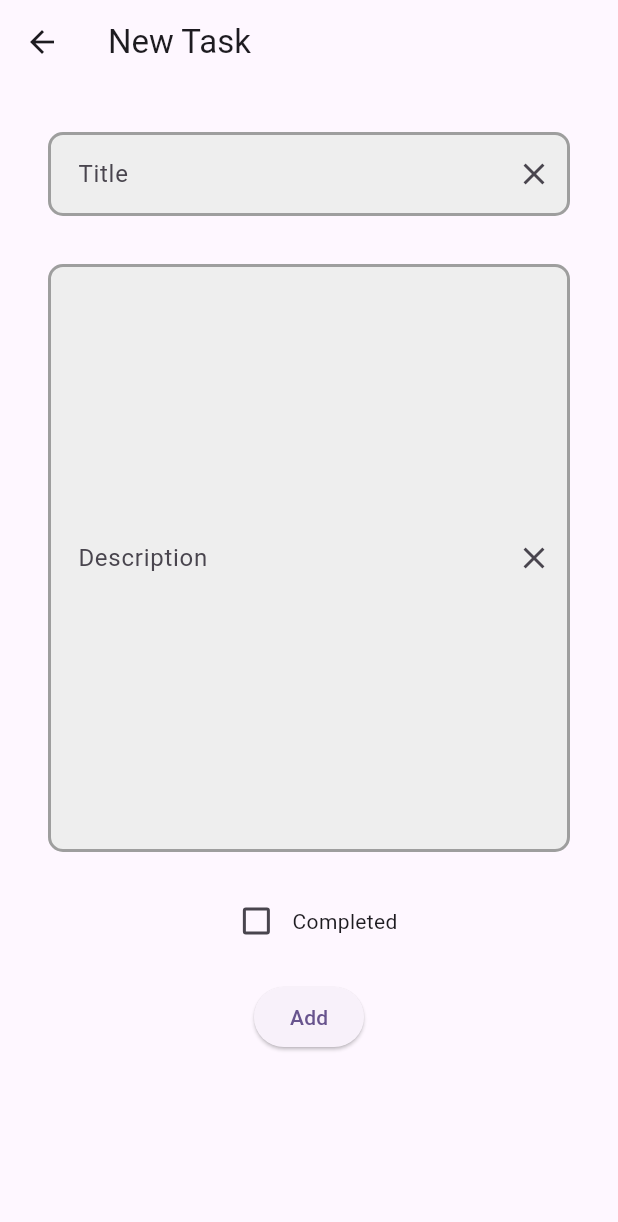
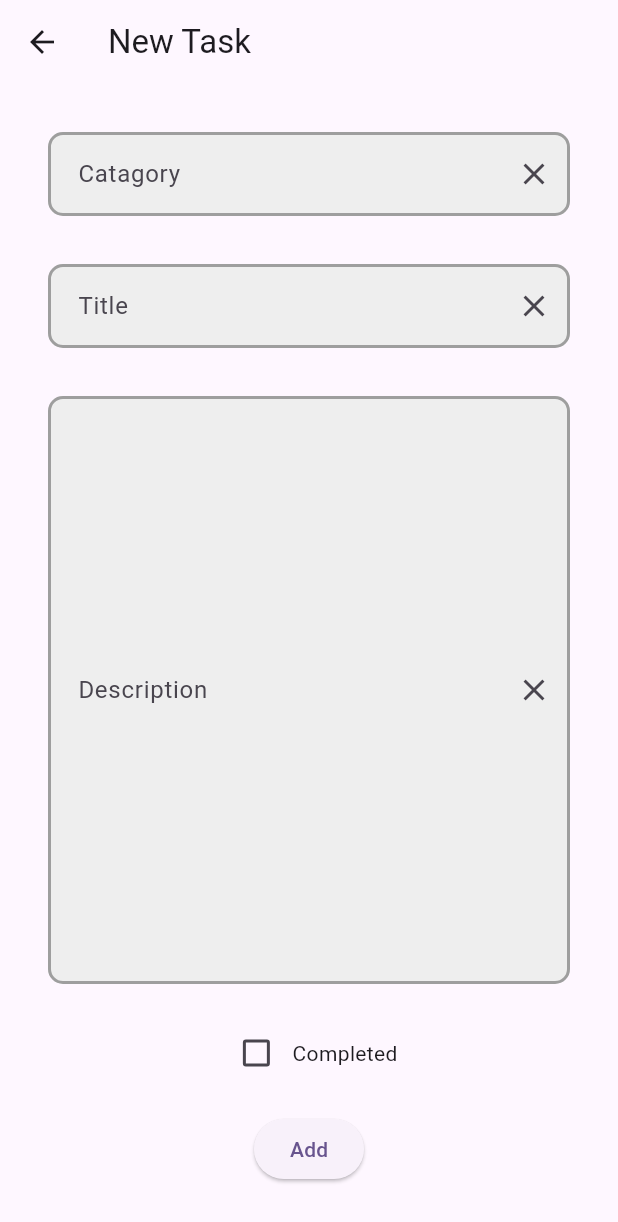
Before and after one commit to liulichen0603/daily-completion, a Flutter app: the screen it shows after launch, after a tap on "Add", on a phone screen of 412 x 824 dp. Shown: the top 1222 px of the screen. Run offline on Flutter 3.47's test engine with Material 3 defaults, Android fonts, the light colour scheme and no system bars.

Commit message:
update ui/data for task, add logging module

```diff
--- a/lib/data/task_info.dart
+++ b/lib/data/task_info.dart
@@ -1,18 +1,64 @@
 import 'package:json_annotation/json_annotation.dart';
 
 @JsonSerializable()
+class TaskCatagory {
+  static int _incId = 0;
+
+  int id;
+  String description;
+
+  TaskCatagory.withId({
+    required this.id,
+    required this.description,
+  });
+  TaskCatagory({
+    required this.description,
+  }) : id = _incId++;
+
+  // Add toJson factory method to convert TaskCatagory to a Map
+  Map<String, dynamic> toJson() {
+    return {
+      'id': id,
+      'description': description,
+    };
+  }
+
+  factory TaskCatagory.fromJson(Map<String, dynamic> json) {
+    return TaskCatagory.withId(
+      id: json['id'],
+      description: json['description'],
+    );
+  }
+
+  @override
+  String toString() {
+    return 'TaskCatagory{id: $id, description: $description}';
+  }
+}
+
+@JsonSerializable()
 class TaskInfo {
-  int id;
+  static int _incId = 0;
+
+  late int id;
   bool completed;
   String title;
   String description;
+  TaskCatagory catagory;
 
-  TaskInfo({
+  TaskInfo.withId({
     required this.id,
     required this.completed,
     required this.title,
     required this.description,
+    required this.catagory,
   });
+  TaskInfo({
+    required this.completed,
+    required this.title,
+    required this.description,
+    required this.catagory,
+  }) : id = _incId++;
 
   Map<String, dynamic> toJson() {
     return {
@@ -20,21 +66,23 @@ class TaskInfo {
       'completed': completed,
       'title': title,
       'description': description,
+      'catagory': catagory.toJson(),
     };
   }
 
   factory TaskInfo.fromJson(Map<String, dynamic> json) {
-    return TaskInfo(
+    return TaskInfo.withId(
       id: json['id'],
       completed: json['completed'],
       title: json['title'],
       description: json['description'],
+      catagory: TaskCatagory.fromJson(json['catagory'] as Map<String, dynamic>),
     );
   }
 
   @override
   String toString() {
-    return 'TaskInfo{id: $id, completed: $completed, title: $title, description: $description}';
+    return 'TaskInfo{id: $id, completed: $completed, title: $title, description: $description, catagory: $catagory}';
   }
 }
 
--- a/lib/main.dart
+++ b/lib/main.dart
@@ -1,9 +1,9 @@
 import 'package:flutter/material.dart';
 
-import 'data/task_storage.dart';
-import 'ui/chart_tab.dart';
-import 'ui/settings_tab.dart';
-import 'ui/task_tab.dart';
+import 'package:daily_completion/data/task_storage.dart';
+import 'package:daily_completion/ui/chart_tab.dart';
+import 'package:daily_completion/ui/settings_tab.dart';
+import 'package:daily_completion/ui/task_tab.dart';
 
 void main() {
   runApp(const MainApp());
@@ -60,7 +60,7 @@ class _HomePageState extends State<HomePage> {
     List<Widget> widgetOptions = <Widget>[
       TaskTab(taskModelStorage: taskModelStorage),
       const ChartTab(),
-      const SettingsTab(),
+      SettingsTab(taskModelStorage: taskModelStorage),
     ];
 
     return Scaffold(
--- a/lib/ui/task_tab.dart
+++ b/lib/ui/task_tab.dart
@@ -1,7 +1,6 @@
 import 'package:daily_completion/data/task_storage.dart';
+import 'package:daily_completion/data/task_info.dart';
 import 'package:flutter/material.dart';
-
-import '../data/task_info.dart';
 
 class TaskTab extends StatefulWidget {
   const TaskTab({Key? key, required this.taskModelStorage}) : super(key: key);
@@ -13,7 +12,6 @@ class TaskTab extends StatefulWidget {
 }
 
 class _TaskTabState extends State<TaskTab> {
-  static int _taskId = 0;
   List<TaskInfo> _taskList = [];
 
   @override
@@ -32,7 +30,6 @@ class _TaskTabState extends State<TaskTab> {
 
   void _addNewTask(TaskInfo newTaskInfo) {
     setState(() {
-      newTaskInfo.id = ++_taskId;
       _taskList.add(newTaskInfo);
       _taskList.sort((a, b) {
         if (a.completed == b.completed) {
@@ -79,12 +76,18 @@ class TaskList extends StatefulWidget {
 
 class _TaskListState extends State<TaskList> {
   Widget _buildTaskItem(TaskInfo task) {
+    String getTaskTitleInfo() {
+      final catagory = task.catagory.description;
+      final title = task.title;
+      return '$catagory - $title';
+    }
+
     return ListTile(
       leading: task.completed
           ? const Icon(Icons.task_alt)
           : const Icon(Icons.circle_outlined),
       title: Text(
-        task.title,
+        getTaskTitleInfo(),
         style: task.completed
             ? const TextStyle(
                 decoration: TextDecoration.lineThrough,
@@ -153,9 +156,20 @@ class NewTaskPage extends StatefulWidget {
 class _NewTaskPageState extends State<NewTaskPage> {
   final TextEditingController _titleController = TextEditingController();
   final TextEditingController _descController = TextEditingController();
+  final TextEditingController _catagoryController = TextEditingController();
   bool _isCompleted = false;
 
   void _onClickAdd() {
+    if (_catagoryController.text.isEmpty) {
+      ScaffoldMessenger.of(context)
+        ..removeCurrentSnackBar()
+        ..showSnackBar(
+          const SnackBar(
+            content: Text('Catagory cannot be null!'),
+          ),
+        );
+      return;
+    }
     if (_titleController.text.isEmpty) {
       ScaffoldMessenger.of(context)
         ..removeCurrentSnackBar()
@@ -168,10 +182,11 @@ class _NewTaskPageState extends State<NewTaskPage> {
     }
 
     TaskInfo newTaskInfo = TaskInfo(
-        id: -1,
       completed: _isCompleted,
       title: _titleController.text,
-        description: _descController.text);
+      description: _descController.text,
+      catagory: TaskCatagory(description: _catagoryController.text),
+    );
     Navigator.pop(context, newTaskInfo);
   }
 
@@ -181,11 +196,17 @@ class _NewTaskPageState extends State<NewTaskPage> {
       appBar: AppBar(
         title: const Text('New Task'),
       ),
-      body: Padding(
+      body: SingleChildScrollView(
+        child: Padding(
           padding: const EdgeInsets.all(16.0),
           child: Column(
             mainAxisSize: MainAxisSize.min,
             children: [
+              TextInputContainer(
+                textController: _catagoryController,
+                maxLines: 1,
+                labelText: 'Catagory',
+              ),
               TextInputContainer(
                 textController: _titleController,
                 maxLines: 1,
@@ -194,7 +215,8 @@ class _NewTaskPageState extends State<NewTaskPage> {
               TextInputContainer(
                 textController: _descController,
                 maxLines: 15,
-                labelText: 'Description'),
+                labelText: 'Description',
+              ),
               const SizedBox(height: 6.0),
               Row(
                 mainAxisAlignment: MainAxisAlignment.center,
@@ -217,6 +239,7 @@ class _NewTaskPageState extends State<NewTaskPage> {
                 child: const Text('Add'),
               ),
             ],
+          ),
         ),
       ),
     );
```
Also changed, not shown: lib/base/logging.dart (added, +47 -0 lines), lib/data/task_storage.dart (+11 -2 lines), lib/ui/settings_tab.dart (+16 -2 lines). Lines whose indentation alone changed are shown as unchanged.
